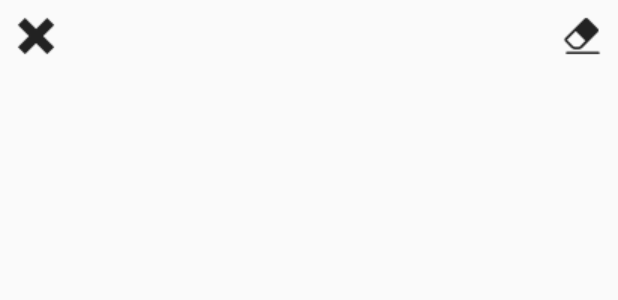
After one commit to brettbeatty/a_little_sketch_android, an Android app: the layout fragment_drawing.xml on its own in the app's theme, with its tools: preview values and no code run, on a phone screen of 412 x 824 dp. The commit adds this screen. Shown: the top 300 px of the screen. Run offline under Robolectric (Android 15) with nearby library versions, the phone set to English and light mode, and no system bars.

Commit message:
created drawing fragment

```diff
--- a/app/build.gradle
+++ b/app/build.gradle
@@ -30,4 +30,5 @@ dependencies {
     compile 'com.android.support:appcompat-v7:25.3.1'
     testCompile 'junit:junit:4.12'
     compile 'com.android.support.constraint:constraint-layout:1.0.2'
+    compile 'com.android.support:support-v4:25.3.1'
 }
--- a/app/src/main/java/com/alittlesketch/activities/MainActivity.kt
+++ b/app/src/main/java/com/alittlesketch/activities/MainActivity.kt
@@ -3,6 +3,7 @@ package com.alittlesketch.activities
 import android.support.v7.app.AppCompatActivity
 import android.os.Bundle
 import com.alittlesketch.R
+
 
 class MainActivity : AppCompatActivity() {
 
--- a/app/src/main/java/com/alittlesketch/views/DrawingView.kt
+++ b/app/src/main/java/com/alittlesketch/views/DrawingView.kt
@@ -18,7 +18,9 @@ class DrawingView(context: Context, attrs: AttributeSet) : View(context, attrs)
     private var bitmap: Bitmap? = null
     private var canvas: Canvas? = null
     private val canvas_paint: Paint = Paint(Paint.DITHER_FLAG)
-    private var erasing = false
+    var erasing = false
+        get
+        private set
     private val paint: Paint = Paint()
     private val path: Path = Path()
 
@@ -29,6 +31,9 @@ class DrawingView(context: Context, attrs: AttributeSet) : View(context, attrs)
         paint.strokeJoin = Paint.Join.ROUND
         paint.strokeWidth = resources.getDimension(R.dimen.brush_size)
         paint.style = Paint.Style.STROKE
+
+        // Gets rid of the black path mask when user switches to eraser
+        setLayerType(View.LAYER_TYPE_SOFTWARE, null)
     }
 
     fun clear() {
--- /dev/null
+++ b/app/src/main/res/layout/fragment_drawing.xml
@@ -0,0 +1,30 @@
+<RelativeLayout xmlns:android="http://schemas.android.com/apk/res/android"
+    xmlns:tools="http://schemas.android.com/tools"
+    android:layout_width="match_parent"
+    android:layout_height="match_parent"
+    tools:context="com.alittlesketch.fragments.DrawingFragment">
+
+    <com.alittlesketch.views.DrawingView
+        android:id="@+id/drawing_view"
+        android:layout_width="match_parent"
+        android:layout_height="match_parent" />
+
+    <ImageButton
+        android:background="@android:color/transparent"
+        android:contentDescription="@string/clear_button_description"
+        android:id="@+id/clear"
+        android:layout_height="wrap_content"
+        android:layout_width="wrap_content"
+        android:src="@mipmap/clear" />
+
+    <ImageButton
+        android:background="@android:color/transparent"
+        android:contentDescription="@string/erase_button_description"
+        android:id="@+id/eraser"
+        android:layout_alignParentEnd="true"
+        android:layout_alignParentRight="true"
+        android:layout_height="wrap_content"
+        android:layout_width="wrap_content"
+        android:src="@mipmap/eraser" />
+
+</RelativeLayout>
--- a/app/src/main/res/values/strings.xml
+++ b/app/src/main/res/values/strings.xml
@@ -1,3 +1,5 @@
 <resources>
     <string name="app_name">A Little Sketch</string>
+    <string name="clear_button_description">Clears the canvas</string>
+    <string name="erase_button_description">Toggles between drawing and erasing</string>
 </resources>
```
Also changed, not shown: app/src/main/java/com/alittlesketch/fragments/DrawingFragment.kt (added, +63 -0 lines), app/src/main/res/layout/activity_main.xml (+4 -3 lines), app/src/main/res/mipmap-mdpi/clear.png (added), app/src/main/res/mipmap-mdpi/eraser.png (added), app/src/main/res/mipmap-mdpi/pencil.png (added).
